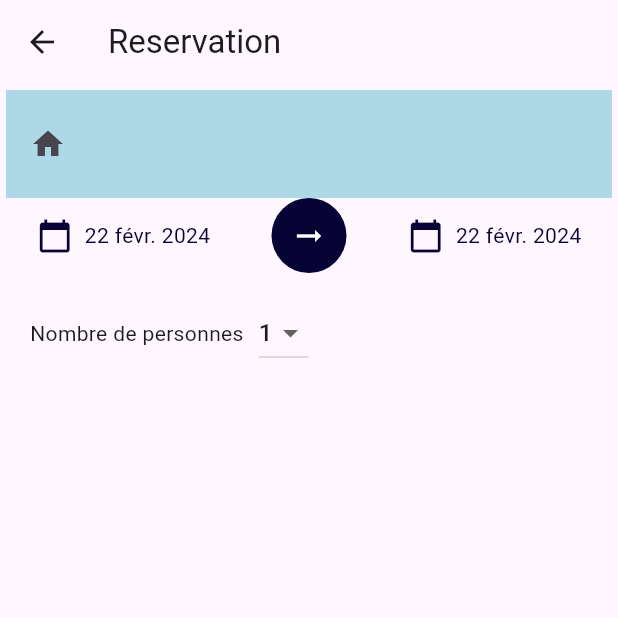
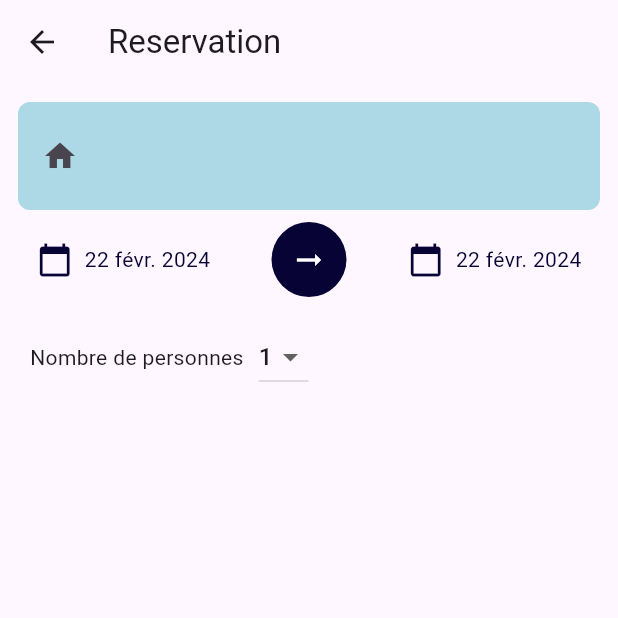
Before and after one commit to PerrineLVB/flutter-td-locations, a Flutter app: the ResaLocation screen opened directly with empty values, on a phone screen of 412 x 824 dp, the top half of it. Run offline on Flutter 3.47's test engine with Material 3 defaults, Android fonts, the phone set to English and light mode, and no system bars; our stand-ins replace google_fonts.

Commit message:
TP4 - buildResume finally done

```diff
--- a/lib/views/resa_location.dart
+++ b/lib/views/resa_location.dart
@@ -33,11 +33,17 @@ class _ResaLocationState extends State<ResaLocation> {
   }
 
   _buildResume() {
-    return ListTile(
-      tileColor: lightBlue,
-      leading: const Icon(Icons.home),
-      title: Text(widget.habitation.libelle!),
-      subtitle: Text(widget.habitation.adresse!),
+    return Container(
+      margin: const EdgeInsets.all(8.0),
+      child: ListTile(
+        tileColor: lightBlue,
+        leading: const Icon(Icons.home),
+        title: Text(widget.habitation.libelle!),
+        subtitle: Text(widget.habitation.adresse!),
+        shape: RoundedRectangleBorder(
+          borderRadius: BorderRadius.circular(8.0),
+        ),
+      ),
     );
   }
 
```
